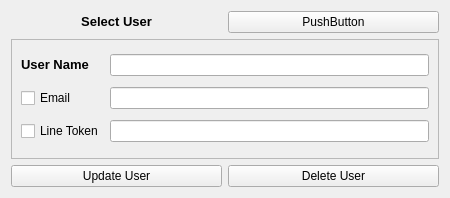
Above: AlertSettings.ui from badarirao/Dielectric before the change. Below: the same form after it.
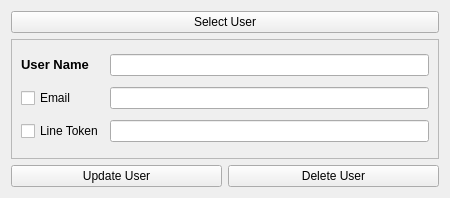
That is the form after the change.

Commit message: gui for sending alerts

The edit to the form file:
```diff
--- a/AlertSettings.ui
+++ b/AlertSettings.ui
@@ -12,14 +12,14 @@
   </property>
   <property name="minimumSize">
    <size>
-    <width>424</width>
-    <height>124</height>
+    <width>450</width>
+    <height>198</height>
    </size>
   </property>
   <property name="maximumSize">
    <size>
-    <width>800</width>
-    <height>800</height>
+    <width>450</width>
+    <height>198</height>
    </size>
   </property>
   <property name="contextMenuPolicy">
@@ -44,32 +44,6 @@
        </property>
       </widget>
      </item>
-     <item row="0" column="1">
-      <widget class="QPushButton" name="userMenu">
-       <property name="cursor">
-        <cursorShape>ArrowCursor</cursorShape>
-       </property>
-       <property name="contextMenuPolicy">
-        <enum>Qt::DefaultContextMenu</enum>
-       </property>
-       <property name="acceptDrops">
-        <bool>true</bool>
-       </property>
-       <property name="toolTip">
-        <string>&lt;html&gt;&lt;head/&gt;&lt;body&gt;&lt;p&gt;Select user from list&lt;/p&gt;&lt;/body&gt;&lt;/html&gt;</string>
-       </property>
-       <property name="text">
-        <string>PushButton</string>
-       </property>
-      </widget>
-     </item>
-     <item row="0" column="0">
-      <widget class="QLabel" name="userLabel">
-       <property name="text">
-        <string>&lt;html&gt;&lt;head/&gt;&lt;body&gt;&lt;p align=&quot;center&quot;&gt;&lt;span style=&quot; font-size:10pt; font-weight:600;&quot;&gt;Select User&lt;/span&gt;&lt;/p&gt;&lt;/body&gt;&lt;/html&gt;</string>
-       </property>
-      </widget>
-     </item>
      <item row="2" column="1">
       <widget class="QPushButton" name="deleteUserButton">
        <property name="text">
@@ -134,6 +108,25 @@
        </layout>
       </widget>
      </item>
+     <item row="0" column="0" colspan="2">
+      <widget class="QPushButton" name="userMenu">
+       <property name="cursor">
+        <cursorShape>ArrowCursor</cursorShape>
+       </property>
+       <property name="contextMenuPolicy">
+        <enum>Qt::DefaultContextMenu</enum>
+       </property>
+       <property name="acceptDrops">
+        <bool>true</bool>
+       </property>
+       <property name="toolTip">
+        <string>&lt;html&gt;&lt;head/&gt;&lt;body&gt;&lt;p&gt;Select user from list&lt;/p&gt;&lt;/body&gt;&lt;/html&gt;</string>
+       </property>
+       <property name="text">
+        <string>Select User</string>
+       </property>
+      </widget>
+     </item>
     </layout>
    </item>
   </layout>
```
The commit also changes 2 other files.
